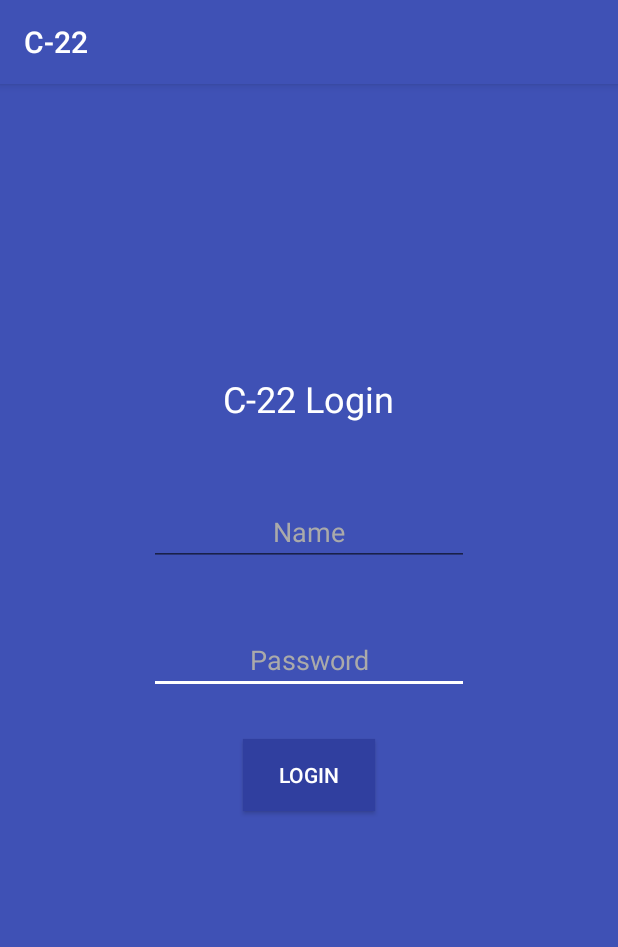
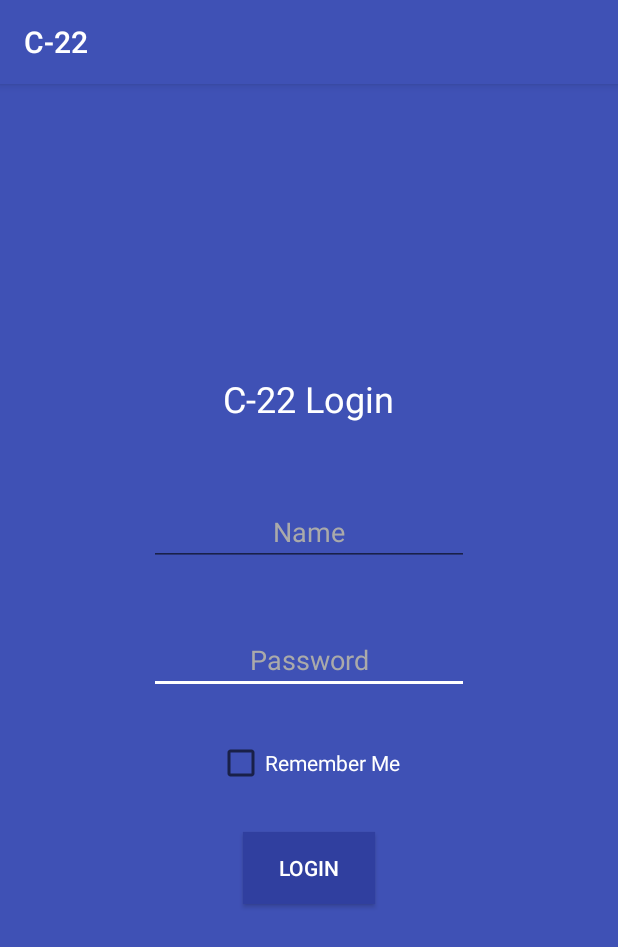
Before and after one commit to durzoflint/C-22, an Android app: the screen it shows after launch (LoginActivity), after a tap on "LOGIN", on a phone screen of 412 x 824 dp. Shown: the top 947 px of the screen. Run offline under Robolectric (Android 15) with nearby library versions, the phone set to English and light mode, and no system bars.

Commit message:
Added Remember Login feature

```diff
--- a/app/src/main/java/aaa/c_22/LoginActivity.java
+++ b/app/src/main/java/aaa/c_22/LoginActivity.java
@@ -2,11 +2,13 @@ package aaa.c_22;
 
 import android.app.ProgressDialog;
 import android.content.Intent;
+import android.content.SharedPreferences;
 import android.os.AsyncTask;
 import android.support.v7.app.AppCompatActivity;
 import android.os.Bundle;
 import android.view.View;
 import android.widget.Button;
+import android.widget.CheckBox;
 import android.widget.EditText;
 import android.widget.Toast;
 
@@ -17,18 +19,40 @@ import java.net.HttpURLConnection;
 import java.net.URL;
 
 public class LoginActivity extends AppCompatActivity {
+    boolean savelogin;
     String baseUrl="http://srmvdpauditorium.in/aaa/c-22/";
     @Override
     protected void onCreate(Bundle savedInstanceState) {
         super.onCreate(savedInstanceState);
         setContentView(R.layout.activity_login);
+        final EditText nameInout = (EditText)findViewById(R.id.name);
+        final EditText passwordInout = (EditText)findViewById(R.id.password);
+        final CheckBox rememberpasswordbox=(CheckBox)findViewById(R.id.checkBox);
+        SharedPreferences loginPreferences = getSharedPreferences("loginPrefs", MODE_PRIVATE);
+        final SharedPreferences.Editor loginPrefsEditor = loginPreferences.edit();
+        savelogin = loginPreferences.getBoolean("savelogin", false);
+        if(savelogin)
+        {
+            nameInout.setText(loginPreferences.getString("id",""));
+            passwordInout.setText(loginPreferences.getString("password",""));
+            rememberpasswordbox.setChecked(true);
+        }
         Button login=(Button)findViewById(R.id.login);
         login.setOnClickListener(new View.OnClickListener() {
             @Override
             public void onClick(View view) {
-                EditText name=(EditText)findViewById(R.id.name);
-                EditText password=(EditText)findViewById(R.id.password);
-                new Login().execute(name.getText().toString(),password.getText().toString());
+                String id = nameInout.getText().toString();
+                String password =  passwordInout.getText().toString();
+                if (rememberpasswordbox.isChecked()) {
+                    loginPrefsEditor.putBoolean("saveLogin", true);
+                    loginPrefsEditor.putString("id", id);
+                    loginPrefsEditor.putString("password", password);
+                    loginPrefsEditor.apply();
+                } else {
+                    loginPrefsEditor.clear();
+                    loginPrefsEditor.commit();
+                }
+                new Login().execute(id,password);
             }
         });
     }
--- a/app/src/main/res/layout/activity_login.xml
+++ b/app/src/main/res/layout/activity_login.xml
@@ -50,10 +50,20 @@
         android:id="@+id/login"
         android:layout_width="wrap_content"
         android:layout_height="wrap_content"
-        android:layout_below="@+id/password"
+        android:layout_below="@+id/checkBox"
         android:layout_centerHorizontal="true"
         android:layout_marginTop="30dp"
         android:background="@color/colorPrimaryDark"
         android:text="Login"
         android:textColor="@android:color/white" />
+
+    <CheckBox
+        android:id="@+id/checkBox"
+        android:layout_width="wrap_content"
+        android:layout_height="wrap_content"
+        android:layout_below="@+id/password"
+        android:layout_centerHorizontal="true"
+        android:layout_marginTop="30dp"
+        android:text="Remember Me"
+        android:textColor="@android:color/white" />
 </RelativeLayout>
--- a/app/src/main/res/layout/fragment_shopping_cart.xml
+++ b/app/src/main/res/layout/fragment_shopping_cart.xml
@@ -56,7 +56,7 @@
                     android:id="@+id/data"
                     android:layout_width="match_parent"
                     android:layout_height="match_parent"
-                    android:orientation="vertical" >
+                    android:orientation="vertical">
 
                     <TextView
                         android:layout_width="match_parent"
```
Also changed, not shown: app/src/main/res/layout/fragment_record.xml (+18 -1 lines).
